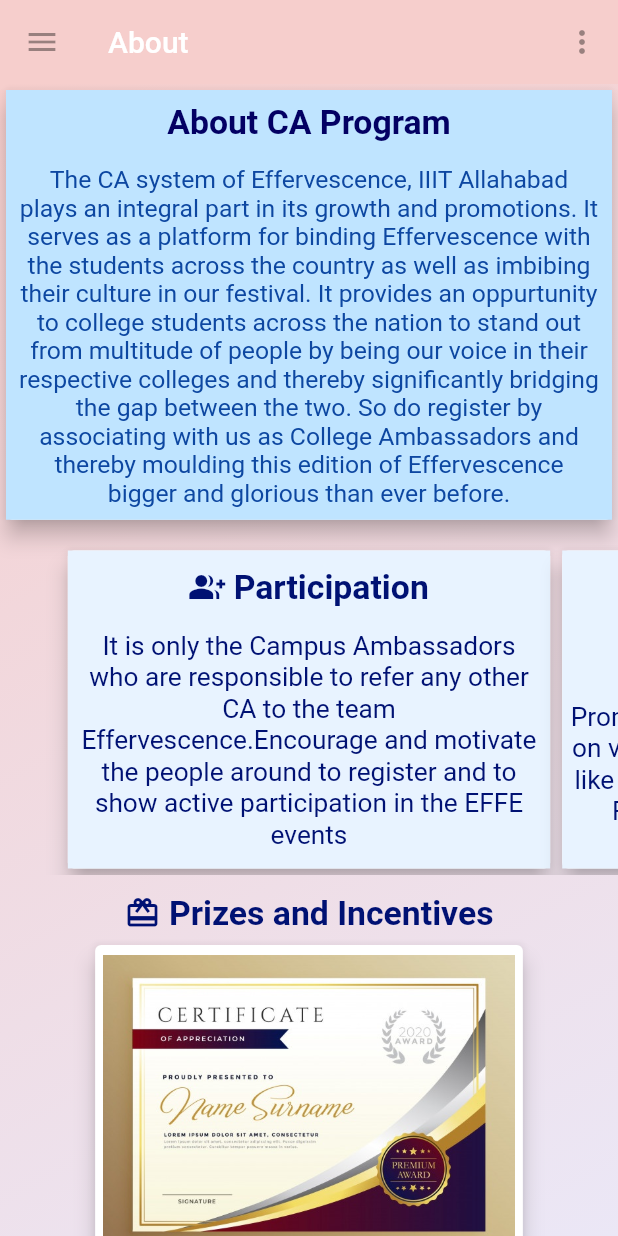
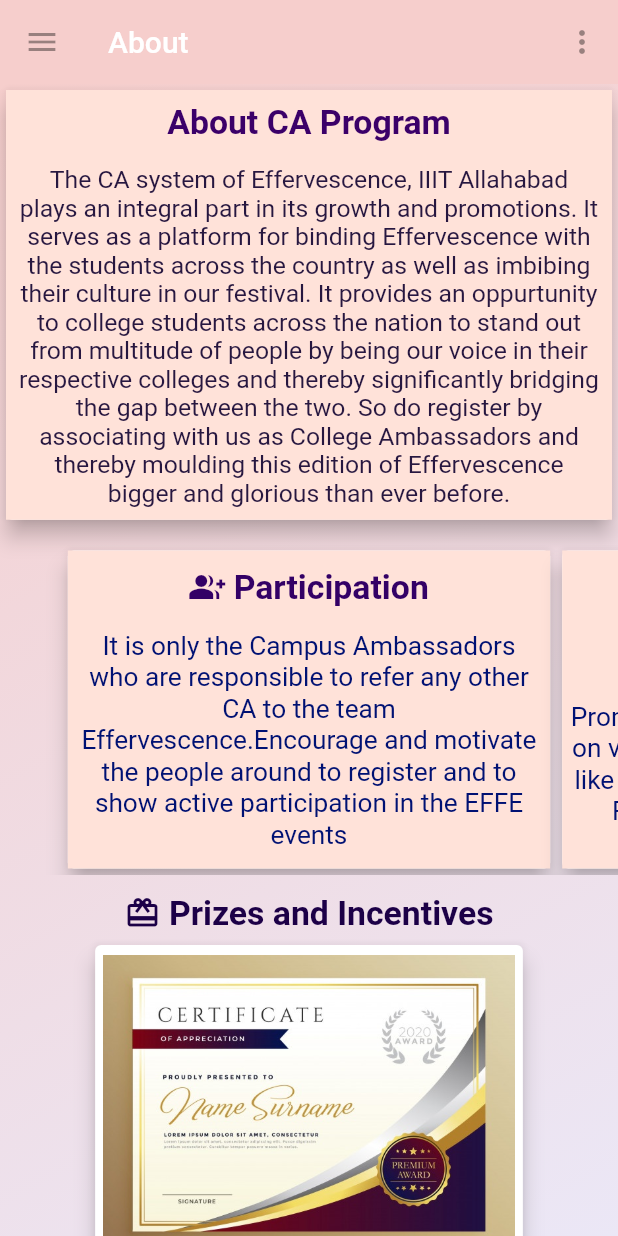
Before and after one commit to Cybertron-Avneesh/EffeCA, a Flutter app: the AboutScreen screen opened directly, on a phone screen of 412 x 824 dp. Run offline on Flutter 3.47's test engine with Material 2 defaults, Android fonts, the phone set to English and light mode, and no system bars; drawn by our look-alikes of carousel_slider; our stand-ins replace cloud_firestore, eva_icons_flutter, firebase_auth, firebase_storage, google_sign_in, image_picker and 1 more; accounts and stored records are empty.

Commit message:
Changed the color scheme of about screen

```diff
--- a/lib/screens/about.dart
+++ b/lib/screens/about.dart
@@ -67,7 +67,7 @@
                   margin: EdgeInsets.all(4),
                   elevation: 6,
                   child: Container(
-                    color: Color(0xffbfe4ff),
+                    color: Color(0xffffe2d9),
                     child: Padding(
                       padding: const EdgeInsets.all(8.0),
                       child: Column(
@@ -76,7 +76,7 @@
                         children: <Widget>[
                           Text(
                             'About CA Program',
-                            style: TextStyle(color: Color(0xff030063), fontSize: 22.5 , fontWeight: FontWeight.w700),
+                            style: TextStyle(color: Color(0xff3b0069), fontSize: 22.5 , fontWeight: FontWeight.w700),
                           ),
                           SizedBox(height: 16.5),
                           Text(
@@ -84,7 +84,7 @@
                             maxLines: 20,
                             textAlign: TextAlign.center,
                             style: TextStyle(
-                              color: Colors.blue[900],
+                              color: Color(0xff271740),
                               fontSize: 16.5,
                               fontWeight: FontWeight.w400
                             ),
@@ -127,12 +127,12 @@
                 children: <Widget>[
                   Icon(
                     Icons.redeem,
-                    color: Color(0xff001173),
+                    color: Color(0xff1c0047),
                   ),
                   Text(
                     ' Prizes and Incentives',
                      style: TextStyle(
-                      color: Color(0xff001173),
+                      color: Color(0xff1c0047),
                       fontSize: 22.5,
                       fontWeight: FontWeight.w700
                      ),
@@ -193,7 +193,7 @@
               Text(
                 caption,
                 style: TextStyle(
-                  color: Color(0xff001173),
+                  color: Color(0xff1c0047),
                   fontSize: 17.5,
                   fontWeight: FontWeight.w500,
                 ),
@@ -216,7 +216,7 @@
     return Card(
       elevation: 6,
       child: Container(
-        color: Color(0xffe8f3ff),
+        color: Color(0xffffe2d9),
         child: Padding(
           padding: EdgeInsets.all(5),
           child: Column(
@@ -228,11 +228,11 @@
                 children: <Widget>[
                   Icon(
                     icon,
-                    color: Color(0xff001173),
+                    color: Color(0xff330066),
                     ),
                   Text(
                     heading,
-                    style: TextStyle(color: Color(0xff001173) , fontSize: 22.5 , fontWeight: FontWeight.w700),
+                    style: TextStyle(color: Color(0xff330066) , fontSize: 22.5 , fontWeight: FontWeight.w700),
                   )
                 ],
                 ),
```
Also changed, not shown: pubspec.lock.
